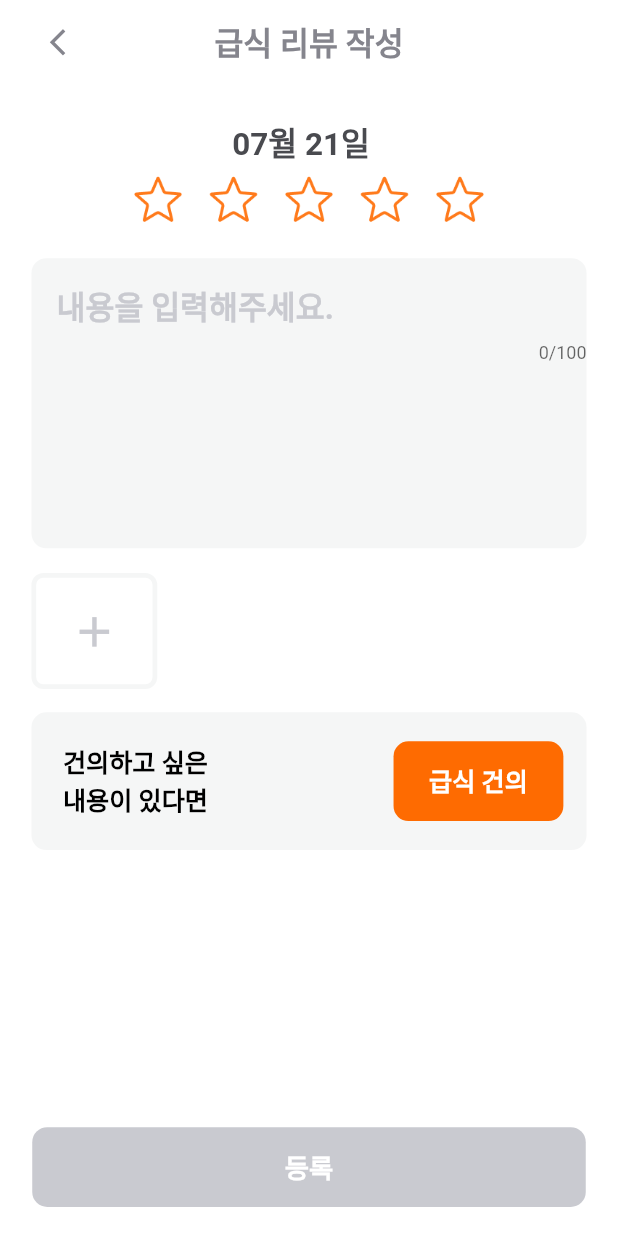
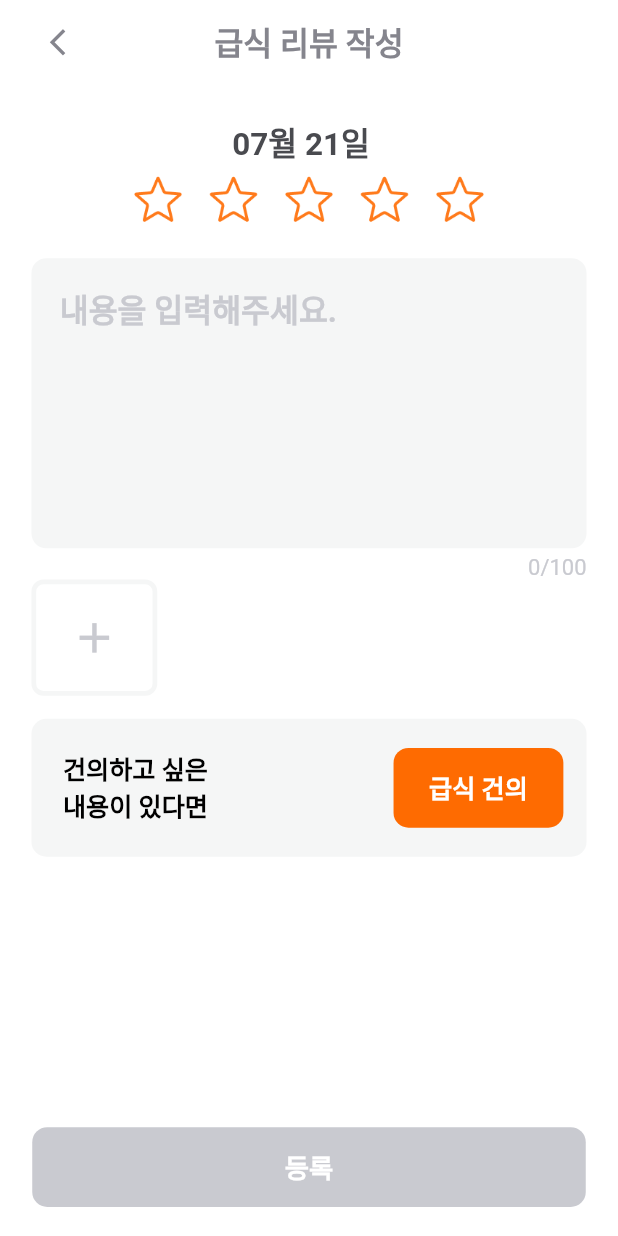
Before and after one commit to mukgen/mukgen_Flutter_V1, a Flutter app: the MainReviewPostingPage screen opened directly with empty values, on a phone screen of 412 x 824 dp. Run offline on Flutter 3.47's test engine with Material 2 defaults, Android fonts, the phone set to English and light mode, and no system bars; our stand-ins replace flutter_screenutil, flutter_secure_storage; missing offline and left inert: transition; accounts and stored records are empty; Roboto replaces fonts that are missing (MukgenRegular, MukgenSemiBold, MukgenSemibold).

Commit message:
⚡️ :: 텍스트 필드 포커스 외곽선 설정 + 텍스트 길이 표시 기능 추가

```diff
--- a/lib/screen/review/main_review_posting_page.dart
+++ b/lib/screen/review/main_review_posting_page.dart
@@ -19,9 +19,12 @@ class _MainReviewPostingPageState extends State<MainReviewPostingPage> {
   final String now = DateTime.now().toString();
   String formattedDate = DateFormat('MM월 dd일').format(DateTime.now());
 
+  FocusNode _focusNode = FocusNode();
+
   int starIndex = 0;
 
   late TextEditingController reviewController;
+  late int reviewCharacterCount;
 
   bool _isButtonEnabled = false;
 
@@ -30,17 +33,20 @@ class _MainReviewPostingPageState extends State<MainReviewPostingPage> {
     super.initState();
     reviewController = TextEditingController();
     reviewController.addListener(_updateButtonState);
+    reviewCharacterCount = 0;
   }
 
   @override
   void dispose() {
     super.dispose();
+    _focusNode.dispose();
     reviewController.dispose();
   }
 
   void _updateButtonState() {
     setState(() {
       _isButtonEnabled = reviewController.text.isNotEmpty;
+      reviewCharacterCount = reviewController.text.length;
     });
   }
 
@@ -142,10 +148,15 @@ class _MainReviewPostingPageState extends State<MainReviewPostingPage> {
             width: 353.0.w,
             height: 200.0.h,
             decoration: BoxDecoration(
-                color: MukGenColor.primaryLight3,
-                borderRadius: BorderRadius.circular(10)
+              color: MukGenColor.primaryLight3,
+              borderRadius: BorderRadius.circular(10),
+              border: Border.all(
+                color: _focusNode.hasFocus ? MukGenColor.pointBase : MukGenColor.primaryLight3,
+                width: 2.0.w
+              ),
             ),
             child: TextFormField(
+              focusNode: _focusNode,
               controller: reviewController,
               style: TextStyle(
                 fontWeight: FontWeight.w600,
@@ -154,6 +165,7 @@ class _MainReviewPostingPageState extends State<MainReviewPostingPage> {
               ),
               decoration: InputDecoration(
                 contentPadding: EdgeInsets.only(left: 16.0.w, top: 16.0.h),
+                counterText: '',
                 hintText : '내용을 입력해주세요.',
                 hintStyle: TextStyle(
                   color: MukGenColor.primaryLight2,
@@ -162,13 +174,28 @@ class _MainReviewPostingPageState extends State<MainReviewPostingPage> {
                   fontFamily: 'MukgenSemiBold',
                 ),
                 border: InputBorder.none,
-
               ),
               maxLines: null,
               maxLength: 100,
             ),
           ),
-          SizedBox(height: 17.0.h),
+          Padding(
+            padding: EdgeInsets.only(top: 4.0.h, right: 20.0.w),
+            child: Row(
+              mainAxisAlignment: MainAxisAlignment.end,
+              children: [
+                Text(
+                  '$reviewCharacterCount/100',
+                  style: TextStyle(
+                    color: MukGenColor.primaryLight2,
+                    fontWeight: FontWeight.w400,
+                    fontFamily: 'MukgenRegular',
+                    fontSize: 14.sp,
+                  ),
+                ),
+              ],
+            ),
+          ),
           Row(
             children: [
               SizedBox(width: 20.0.w),
```
